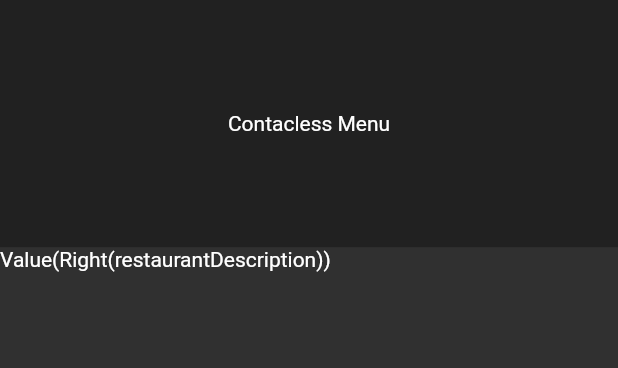
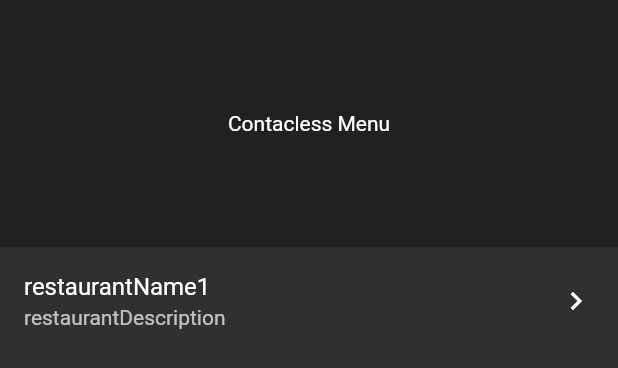
Before and after one commit to iofh/contactless-menu, a Flutter app: the RestaurantSliverWid widget shown alone on an empty page, opened directly, on a phone screen of 412 x 824 dp. Shown: the top 368 px of the screen. Run offline on Flutter 3.47's test engine with Material 2 defaults, Android fonts, the phone set to English and light mode, and no system bars; our stand-ins replace auto_route, bloc, cloud_firestore, dartz, equatable, firebase_auth and 9 more; accounts and stored records are empty; generated files the repository leaves out were written again; network calls fail.

```diff
--- /dev/null
+++ b/contactless_menu/lib/application/restaurant/order/bloc/order_event.dart
@@ -0,0 +1,20 @@
+part of 'order_bloc.dart';
+
+@immutable
+abstract class OrderEvent extends Equatable {
+  const OrderEvent();
+}
+
+class OrderStartedEvent extends OrderEvent {
+  @override
+  List<Object> get props => [];
+}
+
+class AddOrderEvent extends OrderEvent {
+  const AddOrderEvent(this.menu);
+
+  final MenuItemModel menu;
+
+  @override
+  List<Object> get props => [menu];
+}
--- /dev/null
+++ b/contactless_menu/lib/application/restaurant/order/bloc/order_state.dart
@@ -0,0 +1,24 @@
+part of 'order_bloc.dart';
+
+@immutable
+abstract class OrderState extends Equatable {
+  const OrderState();
+}
+
+class OrderLoadedState extends OrderState {
+  final OrderListModel ordersModel;
+  const OrderLoadedState({this.ordersModel = const OrderListModel()});
+
+  @override
+  List<Object> get props => [ordersModel];
+}
+
+class OrderLoadingState extends OrderState {
+  @override
+  List<Object> get props => [];
+}
+
+class OrderErrorState extends OrderState {
+  @override
+  List<Object> get props => [];
+}
--- a/contactless_menu/lib/domain/restaurant/value_objects.dart
+++ b/contactless_menu/lib/domain/restaurant/value_objects.dart
@@ -88,8 +88,6 @@ class MenuList<T> extends ValueObject<KtList<T>> {
   @override
   final Either<ValueFailure<KtList<T>>, KtList<T>> value;
 
-  static const maxLength = 3;
-
   factory MenuList(KtList<T> input) {
     assert(input != null);
     return MenuList._(
@@ -102,8 +100,4 @@ class MenuList<T> extends ValueObject<KtList<T>> {
   int get length {
     return value.getOrElse(() => emptyList()).size;
   }
-
-  bool get isFull {
-    return length == maxLength;
-  }
 }
--- a/contactless_menu/lib/infrastructure/restaurant/restaurant_repository_implmt.dart
+++ b/contactless_menu/lib/infrastructure/restaurant/restaurant_repository_implmt.dart
@@ -23,6 +23,7 @@ class RestaurantRepository implements IRestaurantRepository {
       loadRestaurant() async* {
     final userDoc = await _firestore.userDocument();
     yield* userDoc.restaurantCollection
+        //do not need timestamp at the moment
         //.orderBy('serverTimeStamp', descending: true)
         .snapshots()
         .map((snapshot) => right<RestaurantFailure, KtList<Restaurant>>(snapshot
@@ -42,6 +43,7 @@ class RestaurantRepository implements IRestaurantRepository {
   @override
   Stream<Either<RestaurantFailure, KtList<Restaurant>>>
       loadRestaurantDemo() async* {
+    try {
       var restaurantJson = await rootBundle.loadString('assets/demo_data.json');
       var data = json.decode(restaurantJson);
       RestaurantDto restaurantdto = RestaurantDto.fromJson(data);
@@ -50,6 +52,9 @@ class RestaurantRepository implements IRestaurantRepository {
       List<Restaurant> restaurantlist = List<Restaurant>();
       restaurantlist.add(restaurant);
       yield right(restaurantlist.toImmutableList());
+    } catch (e) {
+      left(const RestaurantFailure.unexpected());
+    }
     // yield left(const RestaurantFailure.unexpected());
   }
 
--- a/contactless_menu/lib/presentation/core/app_widget.dart
+++ b/contactless_menu/lib/presentation/core/app_widget.dart
@@ -1,5 +1,6 @@
 import 'package:auto_route/auto_route.dart';
 import 'package:contactless_menu/application/auth/auth_bloc.dart';
+import 'package:contactless_menu/application/restaurant/order/bloc/order_bloc.dart';
 import 'package:contactless_menu/injectable.dart';
 import 'package:flutter/material.dart';
 import 'package:flutter_bloc/flutter_bloc.dart';
@@ -14,6 +15,9 @@ class AppWidget extends StatelessWidget {
         BlocProvider(
           create: (context) =>
               getIt<AuthBloc>()..add(const AuthEvent.authCheckRequested()),
+        ),
+        BlocProvider(
+          create: (context) => OrderBloc(),
         )
       ],
       child: MaterialApp(
--- a/contactless_menu/lib/presentation/restaurant/widgets/restaurant_sliver_wid.dart
+++ b/contactless_menu/lib/presentation/pages/restaurant/widgets/restaurant_sliver_wid.dart
@@ -1,5 +1,6 @@
 import 'package:contactless_menu/application/restaurant/restaurant_bloc.dart';
 import 'package:contactless_menu/presentation/core/sliver_header_delegate.dart';
+import 'package:contactless_menu/presentation/pages/restaurant/widgets/restaurant_tile.dart';
 import 'package:flutter/material.dart';
 import 'package:flutter_bloc/flutter_bloc.dart';
 
@@ -38,14 +39,11 @@ class RestaurantSliverWid extends StatelessWidget {
                             final res = state.restaurant[index];
                             if (res.failureOption.isSome()) {
                               return Container(
+                                child: Text('Failure encountered'),
                                 color: Colors.red,
                               );
                             } else {
-                              return Container(
-                                child: Text(
-                                  res.restaurantDescription.toString(),
-                                ),
-                              );
+                              return RestaurantTile(res: res);
                             }
                           },
                           itemCount: state.restaurant.size,
--- /dev/null
+++ b/contactless_menu/lib/presentation/pages/restaurant/widgets/restaurant_tile.dart
@@ -0,0 +1,19 @@
+import 'package:auto_route/auto_route.dart';
+import 'package:contactless_menu/domain/restaurant/restaurant.dart';
+import 'package:contactless_menu/presentation/routes/router.gr.dart';
+import 'package:flutter/material.dart';
+
+class RestaurantTile extends StatelessWidget {
+  final Restaurant res;
+  const RestaurantTile({Key key, @required this.res}) : super(key: key);
+
+  @override
+  Widget build(BuildContext context) {
+    return ListTile(
+        title: Text(res.restaurantName.getOrCrash()),
+        subtitle: Text(res.restaurantDescription.getOrCrash()),
+        trailing: Icon(Icons.navigate_next),
+        onTap: () =>
+            ExtendedNavigator.of(context).pushMenuPage(restaurant: res));
+  }
+}
--- a/contactless_menu/pubspec.yaml
+++ b/contactless_menu/pubspec.yaml
@@ -27,7 +27,7 @@ dependencies:
   flutter_bloc: ^6.1.2
   freezed: ^0.12.7
   uuid: ^2.2.2
-  kt_dart: ^0.8.0
+  kt_dart: ^0.7.0
   injectable: ^1.1.0
   firebase_auth: ^0.19.0+1
   google_sign_in: ^4.5.9
@@ -38,6 +38,7 @@ dependencies:
   flushbar: ^1.10.4
   badges: ^1.1.6
   rxdart: ^0.25.0
+  equatable: ^1.2.6
 
   # The following adds the Cupertino Icons font to your application.
   # Use with the CupertinoIcons class for iOS style icons.
```
Also changed, not shown: contactless_menu/lib/application/restaurant/order/bloc/order_bloc.dart (added, +50 -0 lines), contactless_menu/lib/domain/restaurant/primitive_menu_model.dart (added, +38 -0 lines), contactless_menu/lib/presentation/pages/restaurant/menu_page.dart (added, +82 -0 lines), contactless_menu/lib/presentation/pages/restaurant/order_page.dart (added, +35 -0 lines), contactless_menu/lib/presentation/pages/restaurant/restaurant_page.dart (renamed from contactless_menu/lib/presentation/restaurant/restaurant_page.dart, +2 -12 lines), contactless_menu/lib/presentation/restaurant/widgets/testingfirebaseconnection.dart (deleted, +0 -36 lines), contactless_menu/lib/presentation/routes/router.dart (+7 -7 lines), contactless_menu/lib/presentation/routes/router.gr.dart, contactless_menu/pubspec.lock, 1 other file. Lines whose indentation alone changed are shown as unchanged.
